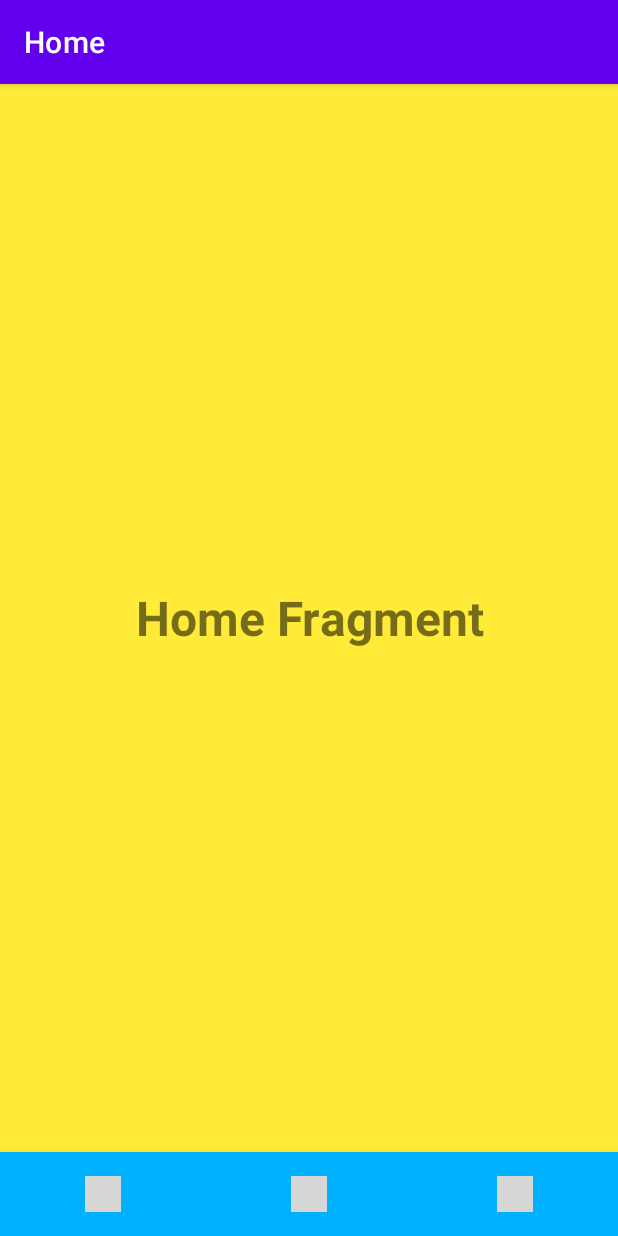
After one commit to Coding-Meet/Bottom-Navigation-App, an Android app: the ColorBottomActivity screen opened directly, with no data from a screen before it, on a phone screen of 412 x 824 dp. The commit adds this screen. Run offline under Robolectric (Android 15) with nearby library versions, the phone set to English and light mode, and no system bars; grey boxes are pictures that could not be loaded.

Commit message:
color bottom navigation bar

```diff
--- a/app/src/main/AndroidManifest.xml
+++ b/app/src/main/AndroidManifest.xml
@@ -12,6 +12,9 @@
         android:supportsRtl="true"
         android:theme="@style/Theme.BottomNavigationApp"
         tools:targetApi="31">
+        <activity
+            android:name=".ColorBottomActivity"
+            android:exported="false" />
         <activity
             android:name=".FabWithBottomActivity"
             android:exported="false" />
--- /dev/null
+++ b/app/src/main/java/com/coding/meet/bottomnavigationapp/ColorBottomActivity.kt
@@ -0,0 +1,50 @@
+package com.coding.meet.bottomnavigationapp
+
+import androidx.appcompat.app.AppCompatActivity
+import android.os.Bundle
+import androidx.core.content.ContextCompat
+import androidx.fragment.app.Fragment
+import com.coding.meet.bottomnavigationapp.fragment.HomeFragment
+import com.coding.meet.bottomnavigationapp.fragment.NotificationFragment
+import com.coding.meet.bottomnavigationapp.fragment.SettingFragment
+import com.google.android.material.bottomnavigation.BottomNavigationView
+
+class ColorBottomActivity : AppCompatActivity() {
+    override fun onCreate(savedInstanceState: Bundle?) {
+        super.onCreate(savedInstanceState)
+        setContentView(R.layout.activity_color_bottom)
+        val bottomNavigationView = findViewById<BottomNavigationView>(R.id.bottomNavigationView)
+        bottomNavigationView.setOnItemSelectedListener {
+            when(it.itemId){
+                R.id.nav_notification -> {
+                    replaceFragment(NotificationFragment())
+                    bottomNavigationView.setBackgroundColor(ContextCompat.getColor(this,R.color.color2))
+                    title = "Notification"
+                }
+                R.id.nav_home -> {
+                    replaceFragment(HomeFragment())
+                    bottomNavigationView.setBackgroundColor(ContextCompat.getColor(this,R.color.color1))
+                    title = "Home"
+                }
+                R.id.nav_setting -> {
+                    replaceFragment(SettingFragment())
+                    bottomNavigationView.setBackgroundColor(ContextCompat.getColor(this,R.color.color3))
+                    title = "Setting"
+                }
+            }
+            true
+        }
+
+        // default bottom tab selected
+        replaceFragment(HomeFragment())
+        title = "Home"
+        bottomNavigationView.setBackgroundColor(ContextCompat.getColor(this,R.color.color1))
+        bottomNavigationView.selectedItemId = R.id.nav_home
+    }
+    private fun replaceFragment(fragment: Fragment){
+        supportFragmentManager
+            .beginTransaction()
+            .replace(R.id.fragmentContainer,fragment)
+            .commit()
+    }
+}
--- a/app/src/main/java/com/coding/meet/bottomnavigationapp/ListOfBottomNavigationButtonActivity.kt
+++ b/app/src/main/java/com/coding/meet/bottomnavigationapp/ListOfBottomNavigationButtonActivity.kt
@@ -15,14 +15,19 @@ class ListOfBottomNavigationButtonActivity : AppCompatActivity() {
             startActivity(Intent(this,MainActivity::class.java))
         }
 
-
         val pinBNBBtn = findViewById<Button>(R.id.pinBNBBtn)
         pinBNBBtn.setOnClickListener {
             startActivity(Intent(this,PinterestActivity::class.java))
         }
+
         val fabWithBNBBtn = findViewById<Button>(R.id.fabWithBNBBtn)
         fabWithBNBBtn.setOnClickListener {
             startActivity(Intent(this,FabWithBottomActivity::class.java))
         }
+
+        val colorBNBBtn = findViewById<Button>(R.id.colorBNBBtn)
+        colorBNBBtn.setOnClickListener {
+            startActivity(Intent(this,ColorBottomActivity::class.java))
+        }
     }
 }
--- /dev/null
+++ b/app/src/main/res/layout/activity_color_bottom.xml
@@ -0,0 +1,36 @@
+<?xml version="1.0" encoding="utf-8"?>
+<RelativeLayout xmlns:android="http://schemas.android.com/apk/res/android"
+    xmlns:app="http://schemas.android.com/apk/res-auto"
+    xmlns:tools="http://schemas.android.com/tools"
+    android:layout_width="match_parent"
+    android:layout_height="match_parent"
+    tools:context=".ColorBottomActivity">
+
+    <FrameLayout
+        android:id="@+id/fragmentContainer"
+        android:layout_width="match_parent"
+        android:layout_height="wrap_content"
+        android:layout_above="@id/bottomNavigationView"
+        android:layout_alignParentTop="true"
+        android:layout_centerHorizontal="true" />
+
+    <com.google.android.material.bottomnavigation.BottomNavigationView
+        android:id="@+id/bottomNavigationView"
+        android:layout_width="wrap_content"
+        android:layout_height="wrap_content"
+        android:layout_alignParentBottom="true"
+        android:layout_centerHorizontal="true"
+        app:itemIconTint="@color/icon_text_color_state"
+        app:itemRippleColor="@color/rippleColor"
+        app:itemTextColor="@color/icon_text_color_state"
+        app:labelVisibilityMode="unlabeled"
+        app:menu="@menu/bottom_nav"
+        />
+    <!--   labelVisibilityMode = auto meaning
+ automatic screen detect label visible or not
+ -->
+
+    <!--    this is material 3 bottom navigation -->
+<!--            android:theme="@style/Theme.BottomNavigationApp.BottomNavigationView"-->
+
+</RelativeLayout>
--- a/app/src/main/res/layout/activity_list_of_bottom_navigation_button.xml
+++ b/app/src/main/res/layout/activity_list_of_bottom_navigation_button.xml
@@ -24,4 +24,9 @@
         android:layout_width="match_parent"
         android:layout_height="wrap_content"
         android:text="Fab With Bottom Navigation Bar"/>
+    <Button
+        android:id="@+id/colorBNBBtn"
+        android:layout_width="match_parent"
+        android:layout_height="wrap_content"
+        android:text="Color Bottom Navigation Bar"/>
 </LinearLayout>
--- a/app/src/main/res/values/colors.xml
+++ b/app/src/main/res/values/colors.xml
@@ -13,4 +13,8 @@
     <color name="indicatorColor">#03FF72</color>
     <color name="backgroundColor">#FF5722</color>
     <color name="mainColor">#FF5722</color>
+
+    <color name="color1">#00B1FF</color>
+    <color name="color2">#FF0303</color>
+    <color name="color3">#0028FF</color>
 </resources>
--- a/app/src/main/res/values/themes.xml
+++ b/app/src/main/res/values/themes.xml
@@ -13,7 +13,7 @@
     </style>
 
 
-<!--    if material 2 version use and can not change material 2 -->
+<!--    if material 3 version use and can not change material 2 -->
     <style name="Theme.BottomNavigationApp.BottomNavigationView" parent="Theme.Material3.Dark.NoActionBar">
         <item name="bottomNavigationStyle">@style/Widget.AppCompat.BottomNavigationView</item>
     </style>
```
